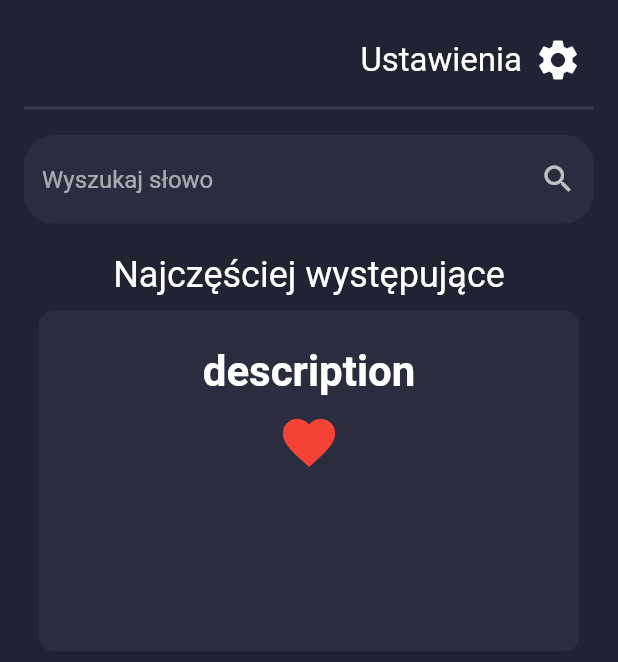
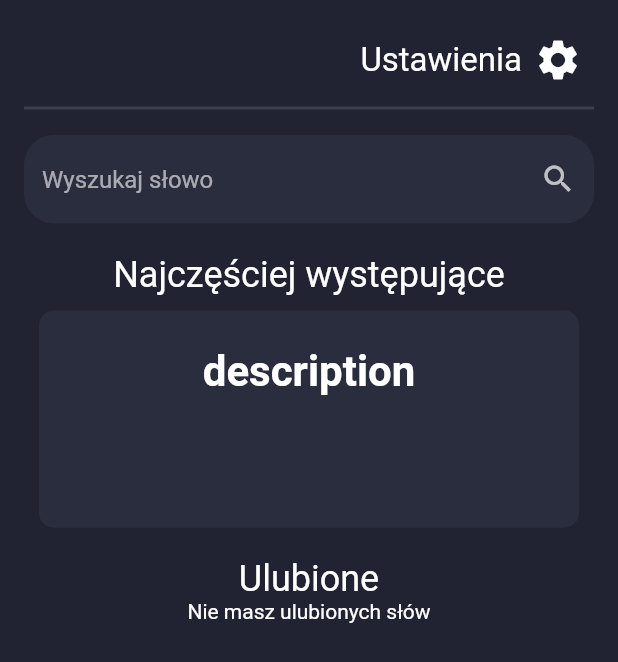
Before and after one commit to BartoszJab/flutter-english-vocab, a Flutter app: the screen it shows after launch, on a phone screen of 412 x 824 dp. Shown: the top 662 px of the screen. Run offline on Flutter 3.47's test engine with Material 2 defaults, Android fonts, the light colour scheme and no system bars; our stand-ins replace bloc, equatable, flutter_bloc, sqflite; accounts and stored records are empty.

Commit message:
adding and showing favorite words

```diff
--- /dev/null
+++ b/lib/blocs/favorite_words_bloc/favorite_words_bloc.dart
@@ -0,0 +1,45 @@
+import 'package:bloc/bloc.dart';
+import 'package:equatable/equatable.dart';
+import 'package:flutter_english_app/database/favorite_words_database.dart';
+import 'package:flutter_english_app/repositories/favorite_words_repository.dart';
+import 'package:meta/meta.dart';
+
+part 'favorite_words_event.dart';
+part 'favorite_words_state.dart';
+
+class FavoriteWordsBloc extends Bloc<FavoriteWordsEvent, FavoriteWordsState> {
+  final FavoriteWordsRepository repository;
+
+  FavoriteWordsBloc(this.repository) : super(FavoriteWordsInitial()) {
+    on<FavoriteWordsGetFavoritesEvent>(
+      (event, emit) async {
+        try {
+          emit(FavoriteWordsLoadedWordsState(
+              favoriteWords: await repository.getFavoriteWords()));
+        } on Exception catch (e) {
+          emit(FavoriteWordsLoadErrorState(e));
+        }
+      },
+    );
+
+    on<FavoriteWordsAddRemoveEvent>(
+      (event, emit) async {
+        try {
+          final isWordFavorite = await repository.isWordFavorite(event.word);
+
+          if (isWordFavorite) {
+            await repository.remove(event.word);
+            emit(FavoriteWordsLoadedWordsState(
+                favoriteWords: await repository.getFavoriteWords()));
+          } else {
+            await repository.addToFavorite(event.word);
+            emit(FavoriteWordsLoadedWordsState(
+                favoriteWords: await repository.getFavoriteWords()));
+          }
+        } on Exception catch (e) {
+          emit(FavoriteWordsErrorState(e));
+        }
+      },
+    );
+  }
+}
--- /dev/null
+++ b/lib/blocs/favorite_words_bloc/favorite_words_event.dart
@@ -0,0 +1,24 @@
+part of 'favorite_words_bloc.dart';
+
+@immutable
+abstract class FavoriteWordsEvent {}
+
+class FavoriteWordsGetFavoritesEvent extends FavoriteWordsEvent {}
+
+class FavoriteWordsAddEvent extends FavoriteWordsEvent {
+  final String word;
+
+  FavoriteWordsAddEvent(this.word);
+}
+
+class FavoriteWordsAddRemoveEvent extends FavoriteWordsEvent {
+  final String word;
+
+  FavoriteWordsAddRemoveEvent(this.word);
+}
+
+class FavoriteWordsRemoveEvent extends FavoriteWordsEvent {
+  final String word;
+
+  FavoriteWordsRemoveEvent(this.word);
+}
--- /dev/null
+++ b/lib/blocs/favorite_words_bloc/favorite_words_state.dart
@@ -0,0 +1,24 @@
+part of 'favorite_words_bloc.dart';
+
+@immutable
+abstract class FavoriteWordsState {}
+
+class FavoriteWordsInitial extends FavoriteWordsState {}
+
+class FavoriteWordsLoadedWordsState extends FavoriteWordsState {
+  final List<String> favoriteWords;
+
+  FavoriteWordsLoadedWordsState({required this.favoriteWords});
+}
+
+class FavoriteWordsLoadErrorState extends FavoriteWordsState {
+  final Exception e;
+
+  FavoriteWordsLoadErrorState(this.e);
+}
+
+class FavoriteWordsErrorState extends FavoriteWordsState {
+  final Exception e;
+
+  FavoriteWordsErrorState(this.e);
+}
--- a/lib/blocs/word_search_bloc/word_search_bloc.dart
+++ b/lib/blocs/word_search_bloc/word_search_bloc.dart
@@ -25,6 +25,12 @@ class WordSearchBloc extends Bloc<WordSearchEvent, WordSearchState> {
           final word =
               await _wordRepository.getWordTranslation(event.searchedWord);
           _cache[event.searchedWord] = word;
+
+          if (word.translatedPhrases.isEmpty) {
+            emit(WordSearchErrorState("Nic nie znaleziono"));
+            return;
+          }
+
           emit(WordSearchLoadedState(translation: word));
         } catch (e) {
           emit(WordSearchErrorState(e.toString()));
--- a/lib/main.dart
+++ b/lib/main.dart
@@ -1,5 +1,6 @@
 import 'package:flutter/material.dart';
 import 'package:flutter_english_app/constants.dart';
+import 'package:flutter_english_app/repositories/favorite_words_repository.dart';
 import 'package:flutter_english_app/views/home_page.dart';
 import 'package:flutter_bloc/flutter_bloc.dart';
 import 'package:flutter_english_app/repositories/word_repository.dart';
@@ -11,16 +12,22 @@ class App extends StatelessWidget {
 
   @override
   Widget build(BuildContext context) {
-    return MaterialApp(
-      debugShowCheckedModeBanner: false,
-      theme: ThemeData.dark().copyWith(
-        scaffoldBackgroundColor: backgroundColor,
-        canvasColor: secondaryColor,
-      ),
-      home: RepositoryProvider(
-        create: (context) => WordRepository(),
-        child: HomePage(),
-      ),
+    return MultiRepositoryProvider(
+      providers: [
+        RepositoryProvider(
+          create: (context) => WordRepository(),
+        ),
+        RepositoryProvider(
+          create: (context) => FavoriteWordsRepository(),
+        ),
+      ],
+      child: MaterialApp(
+          debugShowCheckedModeBanner: false,
+          theme: ThemeData.dark().copyWith(
+            scaffoldBackgroundColor: backgroundColor,
+            canvasColor: secondaryColor,
+          ),
+          home: const HomePage()),
     );
   }
 }
--- a/lib/views/home_page.dart
+++ b/lib/views/home_page.dart
@@ -1,6 +1,9 @@
 import 'package:flutter/material.dart';
+import 'package:flutter_english_app/blocs/favorite_words_bloc/favorite_words_bloc.dart';
 import 'package:flutter_english_app/blocs/word_search_bloc/word_search_bloc.dart';
+import 'package:flutter_english_app/constants.dart';
 import 'package:flutter_english_app/popular_words.dart';
+import 'package:flutter_english_app/repositories/favorite_words_repository.dart';
 import 'package:flutter_english_app/repositories/word_repository.dart';
 import 'package:flutter_english_app/views/translation_page.dart';
 import 'package:flutter_english_app/views/word_page.dart';
@@ -24,10 +27,19 @@ class _HomePageState extends State<HomePage> {
 
   @override
   Widget build(BuildContext context) {
-    return BlocProvider(
+    return MultiBlocProvider(
+      providers: [
+        BlocProvider(
           create: (context) => WordSearchBloc(
             context.read<WordRepository>(),
           ),
+        ),
+        BlocProvider(
+          create: (context) => FavoriteWordsBloc(
+            context.read<FavoriteWordsRepository>(),
+          )..add(FavoriteWordsGetFavoritesEvent()),
+        ),
+      ],
       child: Scaffold(
         body: BlocListener<WordSearchBloc, WordSearchState>(
           listener: (context, state) {
@@ -35,8 +47,10 @@ class _HomePageState extends State<HomePage> {
               _showLoadingSnackBar(context);
             } else if (state is WordSearchLoadedState) {
               ScaffoldMessenger.of(context).hideCurrentSnackBar();
-              Navigator.push(context, MaterialPageRoute(builder: (context) {
-                return TranslationPage(translation: state.translation);
+              Navigator.push(context, MaterialPageRoute(builder: (_) {
+                return BlocProvider.value(
+                    value: BlocProvider.of<FavoriteWordsBloc>(context),
+                    child: TranslationPage(translation: state.translation));
               }));
             } else if (state is WordSearchErrorState) {
               ScaffoldMessenger.of(context).hideCurrentSnackBar();
@@ -46,9 +60,7 @@ class _HomePageState extends State<HomePage> {
           child: SafeArea(
             child: Padding(
               padding: const EdgeInsets.all(16.0),
-              child: SingleChildScrollView(
               child: Column(
-                  crossAxisAlignment: CrossAxisAlignment.center,
                 children: [
                   Row(
                     mainAxisAlignment: MainAxisAlignment.end,
@@ -73,8 +85,52 @@ class _HomePageState extends State<HomePage> {
                   const SearchWordWidget(),
                   const SizedBox(height: 20),
                   const CommonWordWidget(),
+                  const SizedBox(
+                    height: 10,
+                  ),
+                  const Text(
+                    "Ulubione",
+                    style: TextStyle(fontSize: 24.0),
+                  ),
+                  BlocBuilder<FavoriteWordsBloc, FavoriteWordsState>(
+                    builder: (context, state) {
+                      if (state is FavoriteWordsLoadedWordsState) {
+                        if (state.favoriteWords.isEmpty) {
+                          return const Text("Nie masz ulubionych słów");
+                        }
+
+                        // return Text(state.favoriteWords.length.toString());
+                        return Expanded(
+                          child: ListView.builder(
+                            itemCount: state.favoriteWords.length,
+                            itemBuilder: (context, index) {
+                              return Card(
+                                color: secondaryColor,
+                                child: ListTile(
+                                  onTap: () => context
+                                      .read<WordSearchBloc>()
+                                      .add(LoadWordEvent(
+                                          searchedWord:
+                                              state.favoriteWords[index])),
+                                  leading: Text((index + 1).toString()),
+                                  title: Text(state.favoriteWords[index]),
+                                  trailing: IconButton(
+                                    icon: const Icon(Icons.delete),
+                                    onPressed: () => context
+                                        .read<FavoriteWordsBloc>()
+                                        .add(FavoriteWordsAddRemoveEvent(
+                                            state.favoriteWords[index])),
+                                  ),
+                                ),
+                              );
+                            },
+                          ),
+                        );
+                      }
+                      return Container();
+                    },
+                  )
                 ],
-                ),
               ),
             ),
           ),
--- a/lib/widgets/home_page/common_word_widget.dart
+++ b/lib/widgets/home_page/common_word_widget.dart
@@ -1,4 +1,5 @@
 import 'package:flutter/material.dart';
+import 'package:flutter_english_app/blocs/favorite_words_bloc/favorite_words_bloc.dart';
 import 'package:flutter_english_app/blocs/word_search_bloc/word_search_bloc.dart';
 import 'package:flutter_bloc/flutter_bloc.dart';
 import 'package:flutter_english_app/constants.dart';
@@ -55,7 +56,7 @@ class _CommonWordWidgetState extends State<CommonWordWidget> {
           style: TextStyle(fontSize: 24.0),
         ),
         SizedBox(
-          height: MediaQuery.of(context).size.height * 0.3,
+          height: MediaQuery.of(context).size.height * 0.2,
           child: PageView.builder(
             itemBuilder: ((_, index) {
               return GestureDetector(
@@ -120,16 +121,6 @@ class WordCardWidget extends StatelessWidget {
           const SizedBox(
             height: 10.0,
           ),
-          Row(
-            mainAxisAlignment: MainAxisAlignment.spaceEvenly,
-            children: const [
-              Icon(
-                Icons.favorite,
-                color: Colors.red,
-                size: 42.0,
-              ),
-            ],
-          ),
         ],
       ),
     );
--- a/pubspec.yaml
+++ b/pubspec.yaml
@@ -36,6 +36,8 @@ dependencies:
   cupertino_icons: ^1.0.2
   http: ^0.13.4
   html: ^0.15.0
+  sqflite: ^2.0.2
+  equatable: ^2.0.3
 
 dev_dependencies:
   flutter_test:
```
Also changed, not shown: lib/dao/favorite_words_dao.dart (added, +42 -0 lines), lib/database/favorite_words_database.dart (added, +43 -0 lines), lib/models/favorite_word_model.dart (added, +9 -0 lines), lib/repositories/favorite_words_repository.dart (added, +16 -0 lines), lib/views/translation_page.dart (+31 -2 lines), pubspec.lock. Lines whose indentation alone changed are shown as unchanged.
